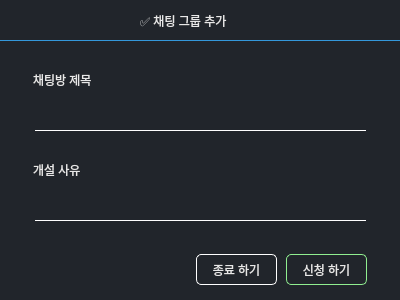
Old version of the form groupadddlg.ui in the repository EluonBit2Team/Client.
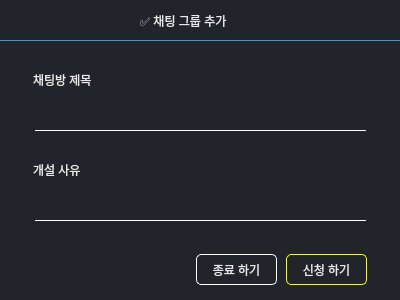
New version of the form.

Diff of the .ui file:
```diff
--- a/groupadddlg.ui
+++ b/groupadddlg.ui
@@ -111,7 +111,7 @@
    </property>
    <property name="styleSheet">
     <string notr="true">font: 600 9pt &quot;Segoe UI Variable Small Semibol&quot;;
-border: 1px solid lightgreen;
+border: 1px solid yellow;
 color: rgb(232, 232, 232);
 
 </string>
```
